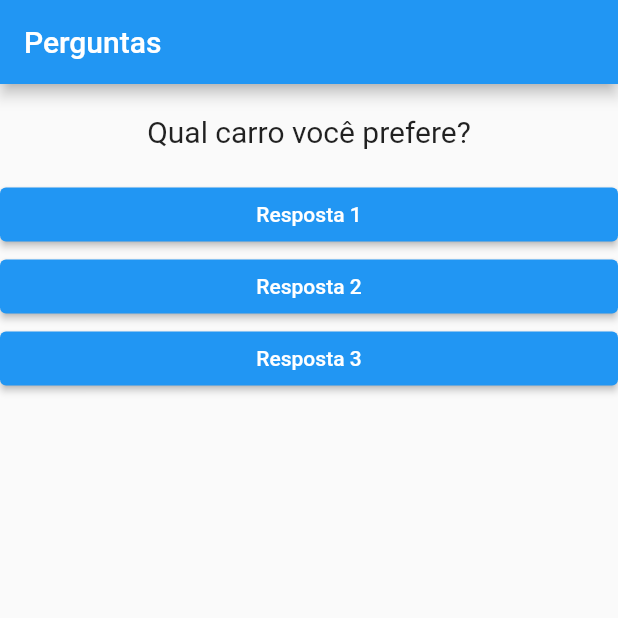
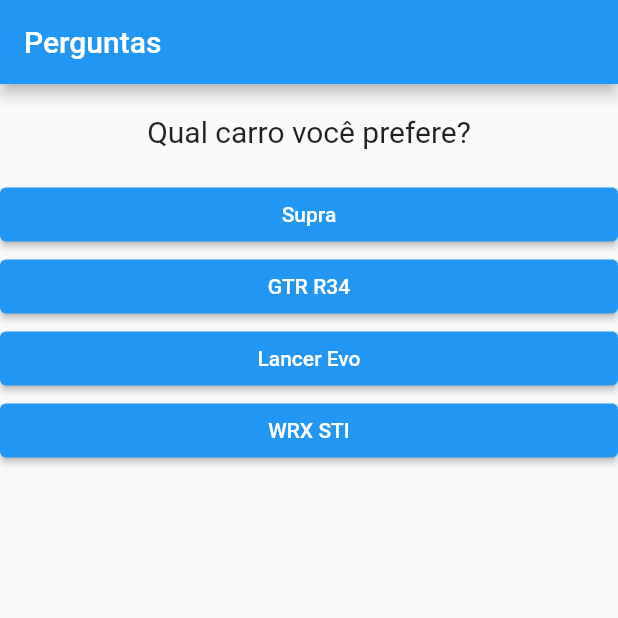
Before and after one commit to Rezende-Fabio/Quiz-Flutter, a Flutter app: the screen it shows after launch, on a phone screen of 412 x 824 dp, the top half of it. Run offline on Flutter 3.47's test engine with Material 2 defaults, Android fonts, the phone set to English and light mode, and no system bars.

Commit message:
adding responses dynamically using for

```diff
--- a/lib/main.dart
+++ b/lib/main.dart
@@ -30,6 +30,12 @@ class _PerguntaAppState extends State<PerguntaApp> {
       }
     ];
 
+    List<Widget> respostas = [];
+
+    for (String textoResp in perguntas[_perguntaSelecionada].cast()['resposta']) {
+      respostas.add(Resposta(textoResp, _responder));
+    }
+
     return MaterialApp(
       home: Scaffold(
         appBar: AppBar(
@@ -38,9 +44,7 @@ class _PerguntaAppState extends State<PerguntaApp> {
         body: Column(
           children: [
             Questao(perguntas[_perguntaSelecionada]["texto"].toString()),
-            Resposta("Resposta 1", _responder),
-            Resposta("Resposta 2", _responder),
-            Resposta("Resposta 3", _responder),
+            ...respostas,
           ],
         ),
       ),
```
